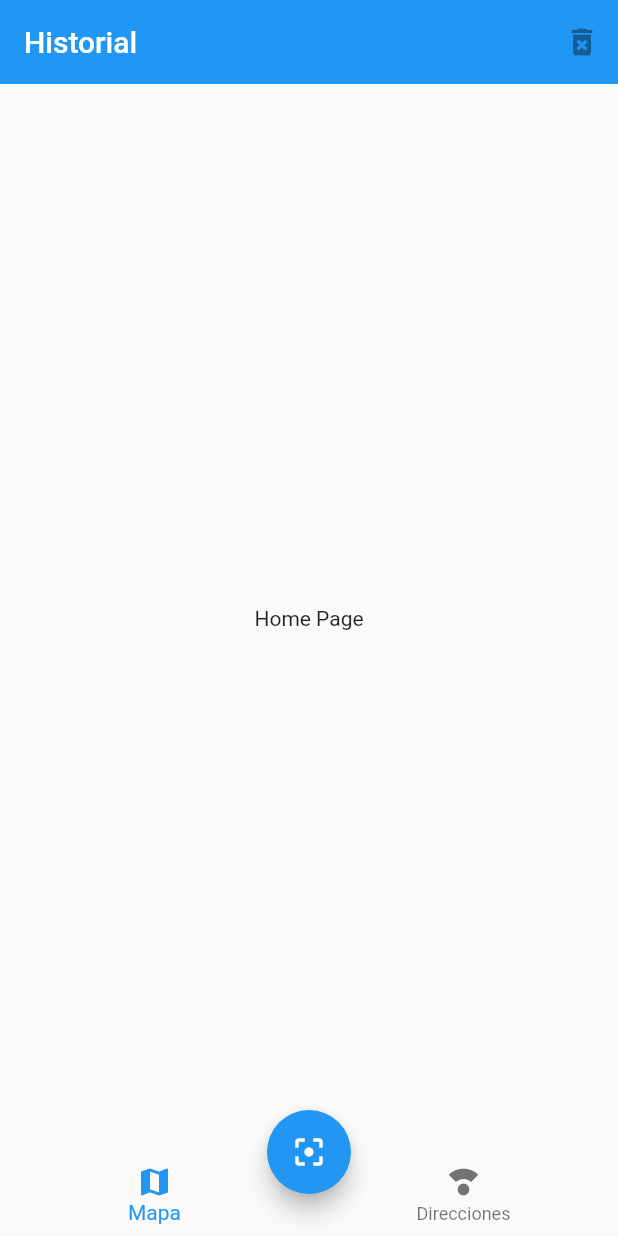
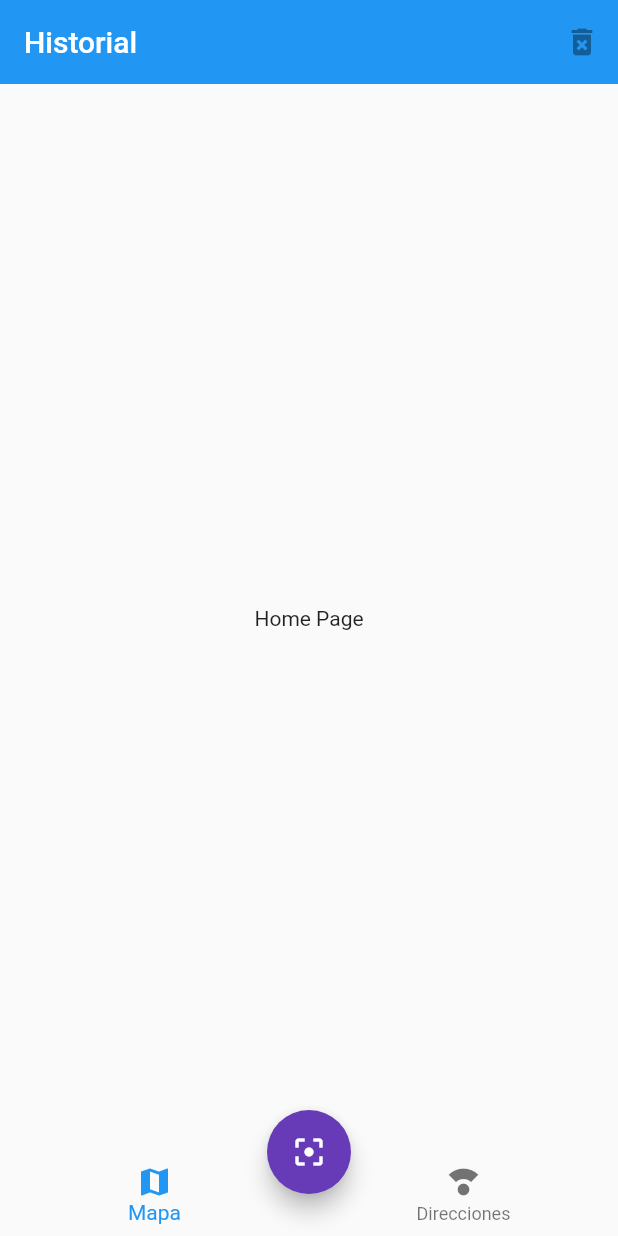
Before and after one commit to MTGCGuerrero/flutter_qr_reader, a Flutter app: the screen it shows after launch, on a phone screen of 412 x 824 dp. Run offline on Flutter 3.47's test engine with Material 2 defaults, Android fonts, the phone set to English and light mode, and no system bars.

Commit message:
mini app theme

```diff
--- a/lib/main.dart
+++ b/lib/main.dart
@@ -17,6 +17,8 @@ class MyApp extends StatelessWidget {
         'home' : ((context) => HomePage()),
         'mapa' : ((context) => MapaPage())
       },
+      theme: ThemeData(primaryColor: Colors.deepPurple,
+      floatingActionButtonTheme: FloatingActionButtonThemeData(backgroundColor: Colors.deepPurple)),
     );
   }
 }
```
